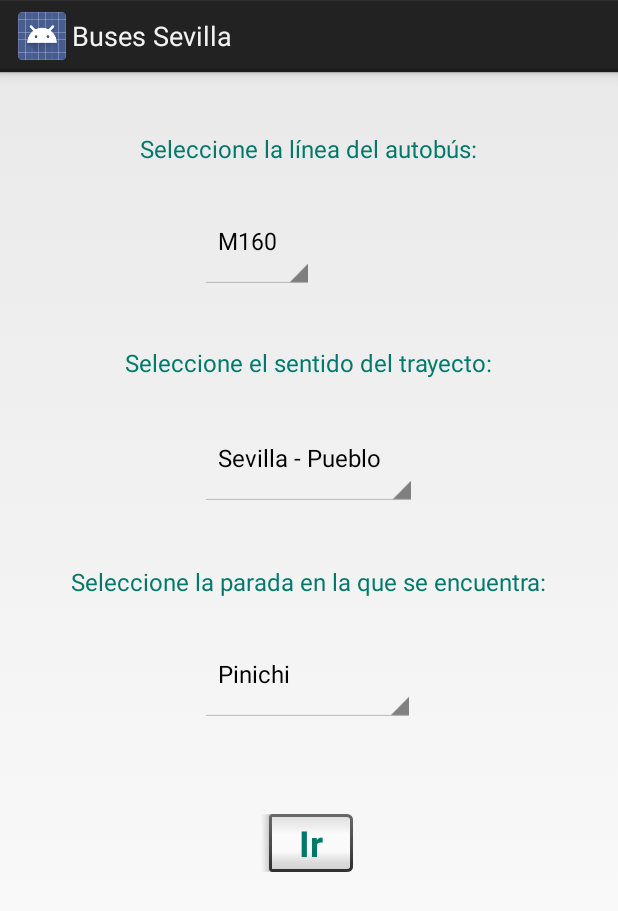
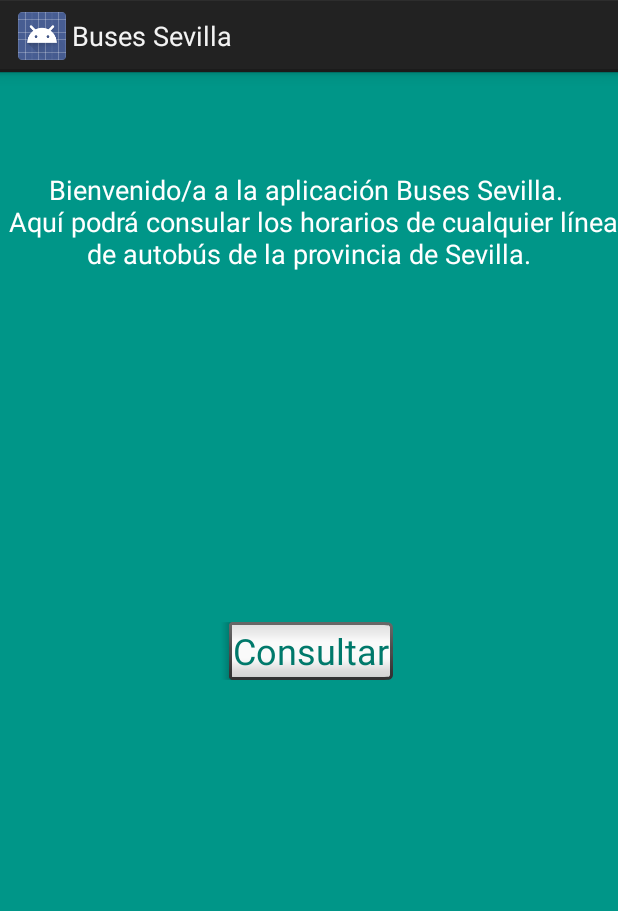
Before and after one commit to albacj/Trabajo-Android, an Android app: the screen it shows after launch (MainActivity before the commit, Main0Activity after it), on a phone screen of 412 x 824 dp. Shown: the top 911 px of the screen. Run offline under Robolectric (Android 15) with nearby library versions, the phone set to English and light mode, and no system bars.

Commit message:
Actividad 0 creada como pantalla de bienvenida.

```diff
--- /dev/null
+++ b/BusesSevilla/app/src/main/java/com/example/alba/busessevilla/Main0Activity.java
@@ -0,0 +1,21 @@
+package com.example.alba.busessevilla;
+
+import android.app.Activity;
+import android.content.Intent;
+import android.os.Bundle;
+import android.view.View;
+
+public class Main0Activity extends Activity {
+
+    @Override
+    protected void onCreate(Bundle savedInstanceState) {
+        super.onCreate(savedInstanceState);
+        setContentView(R.layout.activity_main0);
+    }
+
+    public void btnWelcomeClicked(View view){
+        Intent myIntent;
+        myIntent = new Intent(getApplicationContext(), MainActivity.class);
+        startActivity(myIntent);
+    }
+}
--- a/BusesSevilla/app/src/main/res/layout/activity_main.xml
+++ b/BusesSevilla/app/src/main/res/layout/activity_main.xml
@@ -46,27 +46,27 @@
         style="@android:style/Widget.Button.Inset"
         android:layout_width="wrap_content"
         android:layout_height="wrap_content"
-        android:layout_below="@+id/paradaSpinner"
-        android:layout_centerHorizontal="true"
-        android:layout_marginTop="57dp"
+        android:layout_marginTop="55dp"
         android:text="Ir"
         android:textColor="@color/colorPrimaryDark"
         android:textSize="24sp"
         android:textStyle="bold"
         app:layout_constraintBottom_toBottomOf="parent"
         app:layout_constraintRight_toRightOf="parent"
-        android:onClick="btnClicked"/>
+        android:onClick="btnClicked"
+        android:layout_below="@+id/paradaSpinner"
+        android:layout_centerHorizontal="true" />
 
     <TextView
         android:id="@+id/lineaTextView"
         android:layout_width="wrap_content"
         android:layout_height="wrap_content"
-        android:layout_alignParentTop="true"
-        android:layout_centerHorizontal="true"
-        android:layout_marginTop="40dp"
+        android:layout_marginTop="17dp"
         android:text="Seleccione la línea del autobús:"
         android:textColor="@color/colorPrimaryDark"
-        android:textSize="16sp" />
+        android:textSize="16sp"
+        android:layout_alignParentTop="true"
+        android:layout_centerHorizontal="true" />
 
     <TextView
         android:id="@+id/trayectoTextView"
--- /dev/null
+++ b/BusesSevilla/app/src/main/res/layout/activity_main0.xml
@@ -0,0 +1,35 @@
+<?xml version="1.0" encoding="utf-8"?>
+
+<RelativeLayout
+    xmlns:android="http://schemas.android.com/apk/res/android"
+    xmlns:app="http://schemas.android.com/apk/res-auto"
+    xmlns:tools="http://schemas.android.com/tools"
+    android:layout_width="match_parent"
+    android:layout_height="match_parent"
+    tools:context="com.example.alba.busessevilla.Main0Activity"
+    android:background="@color/colorPrimary">
+
+    <TextView
+        android:id="@+id/welcomeTextView"
+        android:layout_width="wrap_content"
+        android:layout_height="wrap_content"
+        android:layout_alignParentTop="true"
+        android:layout_marginTop="66dp"
+        android:text="Bienvenido/a a la aplicación Buses Sevilla. \n Aquí podrá consular los horarios de cualquier línea de autobús de la provincia de Sevilla."
+        android:textAlignment="center"
+        android:textColor="@android:color/white"
+        android:textSize="18sp" />
+
+    <Button
+        android:id="@+id/welcomeButton"
+        style="@android:style/Widget.Button.Inset"
+        android:layout_width="wrap_content"
+        android:layout_height="wrap_content"
+        android:layout_centerHorizontal="true"
+        android:layout_centerVertical="true"
+        android:text="Consultar"
+        android:textColor="@color/colorPrimaryDark"
+        android:textSize="24sp"
+        android:onClick="btnWelcomeClicked"/>
+
+</RelativeLayout>
--- a/BusesSevilla/app/src/main/res/values/colors.xml
+++ b/BusesSevilla/app/src/main/res/values/colors.xml
@@ -2,10 +2,10 @@
 <resources>
     <color name="colorPrimary">#009688</color>
     <color name="colorPrimaryDark">#00796b</color>
-    <color name="colorPrimaryLight">#B2DFDB</color>
+    <color name="colorPrimaryLight">#b2dfdb</color>
     <color name="colorAccent">#FF5722</color>
     <color name="colorPrimaryText">#212121</color>
     <color name="colorSecondaryText">#757575</color>
-    <color name="colorIcons">#FFFFFF</color>
+    <color name="colorIcons">#ffffff</color>
     <color name="colorDivider">#BDBDBD</color>
 </resources>
```
Also changed, not shown: BusesSevilla/app/src/main/AndroidManifest.xml (+8 -2 lines).
